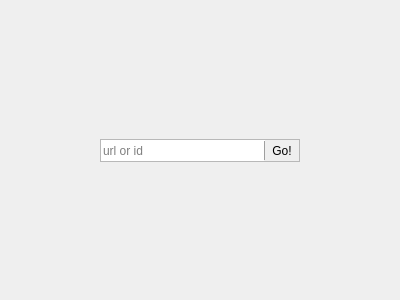
The window that youtube.ui (milohr/babe-qt) describes before a commit, drawn with Qt 5.
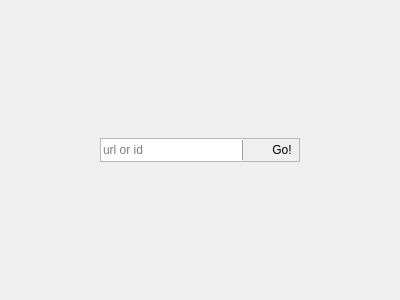
The same window after the commit.

Commit message: youtube streaming work

The edit to the form file:
```diff
--- a/youtube.ui
+++ b/youtube.ui
@@ -115,6 +115,19 @@
         </property>
        </widget>
       </item>
+      <item>
+       <widget class="QLabel" name="label">
+        <property name="minimumSize">
+         <size>
+          <width>22</width>
+          <height>22</height>
+         </size>
+        </property>
+        <property name="text">
+         <string/>
+        </property>
+       </widget>
+      </item>
       <item>
        <widget class="QToolButton" name="goBtn">
         <property name="text">
```
Left out of the diff: 26 changed lines with no effect on the pictures. The commit also changes 8 other files.
